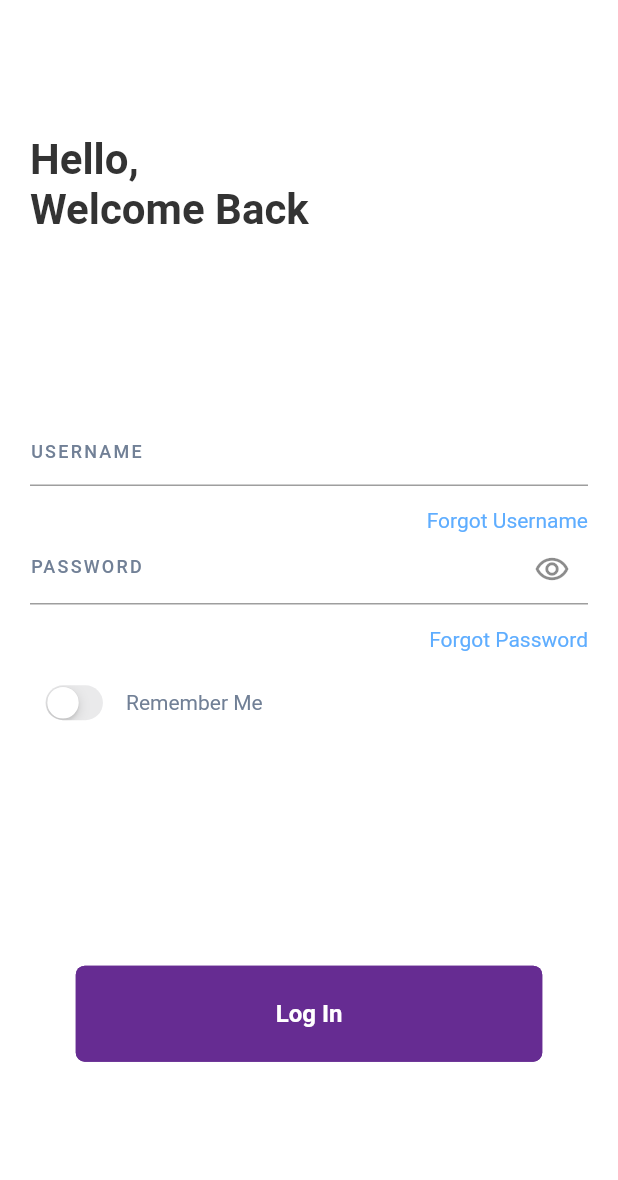
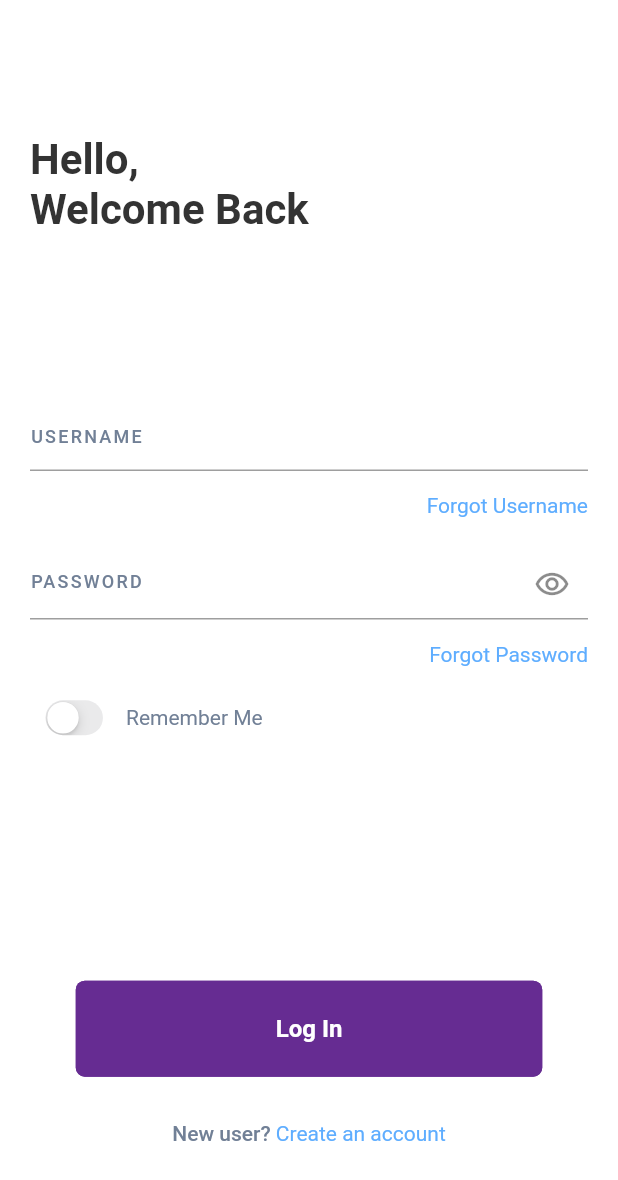
Before and after one commit to cr34t1ve/FridayCoins, a Flutter app: the screen it shows after launch, on a phone screen of 412 x 824 dp. Shown: the top 1180 px of the screen. Run offline on Flutter 3.47's test engine with Material 2 defaults, Android fonts, the phone set to English and light mode, and no system bars.

Commit message:
'sign in' page constructed

```diff
--- a/lib/signin/signin.dart
+++ b/lib/signin/signin.dart
@@ -35,7 +35,7 @@ class _SignInState extends State<SignIn> {
               ],
             ),
             SizedBox(
-              height: 120.0,
+              height: 110.0,
             ),
             TextField(
               decoration: InputDecoration(
@@ -62,6 +62,9 @@ class _SignInState extends State<SignIn> {
                       color: Color(0xFF5EADFF)),
                 )
               ],
+            ),
+            SizedBox(
+              height: 20.0,
             ),
             TextField(
               obscureText: _obscurePass,
@@ -136,6 +139,35 @@ class _SignInState extends State<SignIn> {
             DefaultButton(
                   text: 'Log In',
                   press: (){},
+                ),
+                SizedBox(
+                  height: 30.0,
+                ),
+                Row(
+                  mainAxisAlignment: MainAxisAlignment.center,
+                  children: [
+                    RichText(
+                  text: TextSpan(
+                    style: TextStyle(
+                        fontFamily: 'Roboto',
+                      fontSize: 14.0,
+                      fontWeight: FontWeight.w500,
+                      color: Color(0xFF718096),
+                      ),
+                    children: <TextSpan>[
+                      TextSpan(text: 'New user? '),
+                      TextSpan(
+                          text: 'Create an account',
+                          style: TextStyle(
+                      fontFamily: 'Roboto',
+                      fontSize: 14.0,
+                      fontWeight: FontWeight.w400,
+                      color: Color(0xFF5EADFF)),
+                              ),
+                    ],
+                  ),
+                ),
+                  ],
                 )
           ],
         ),
```
